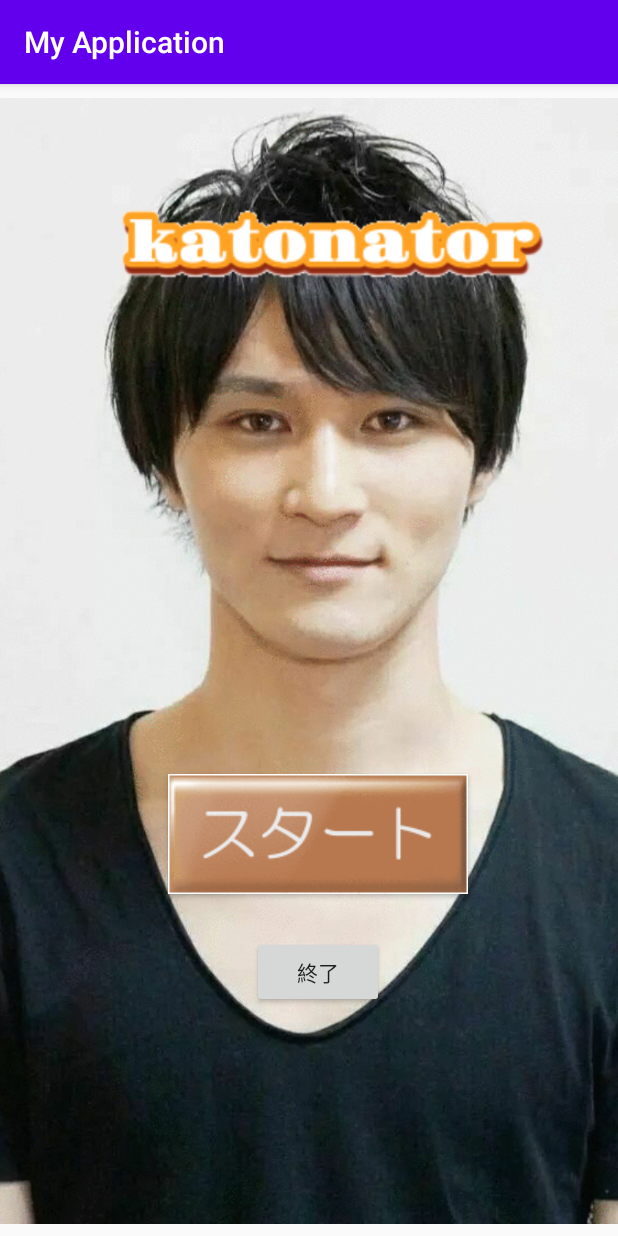
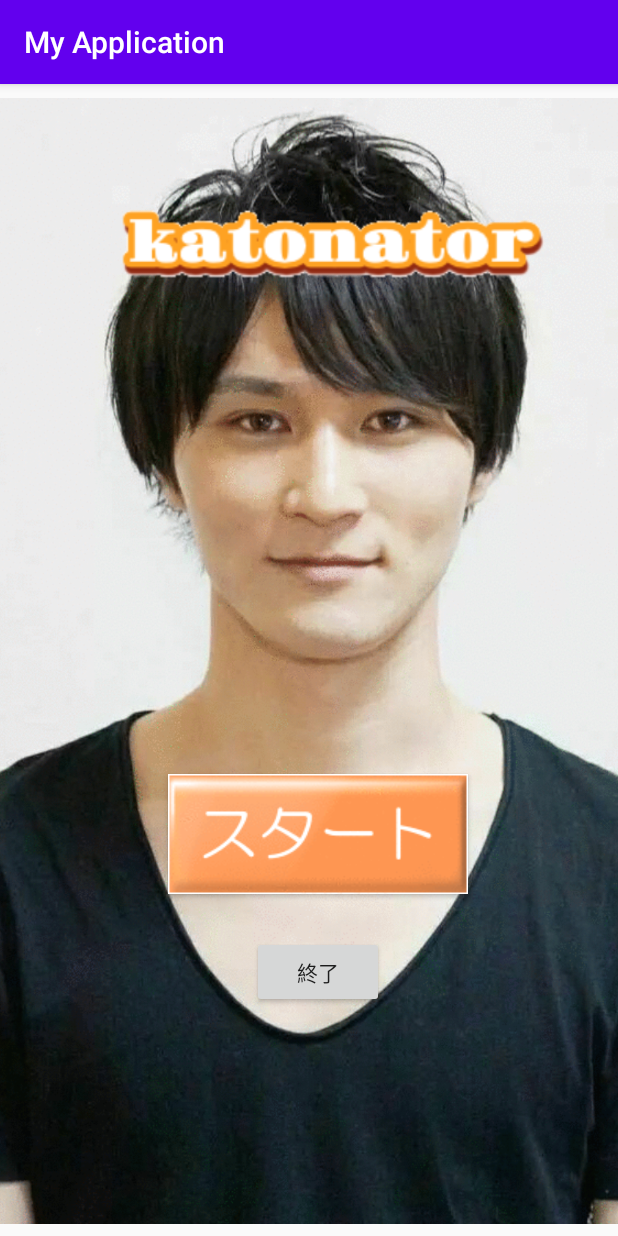
Before and after one commit to kena314/MyApplication, an Android app: the screen it shows after launch (StartScreenActivity), on a phone screen of 412 x 824 dp. Run offline under Robolectric (Android 15) with nearby library versions, the phone set to English and light mode, and no system bars.

Commit message:
エラー修正

```diff
--- a/app/src/main/res/drawable/start_button.xml
+++ b/app/src/main/res/drawable/start_button.xml
@@ -1,6 +1,6 @@
 <?xml version="1.0" encoding="utf-8"?>
 <selector xmlns:android="http://schemas.android.com/apk/res/android">
     <item android:drawable="@drawable/startbuttonpush"
-        android:state__pressed="true"/>
+        android:state_pressed="true"/>
     <item android:drawable="@drawable/startbutton"/>
 </selector>
```
